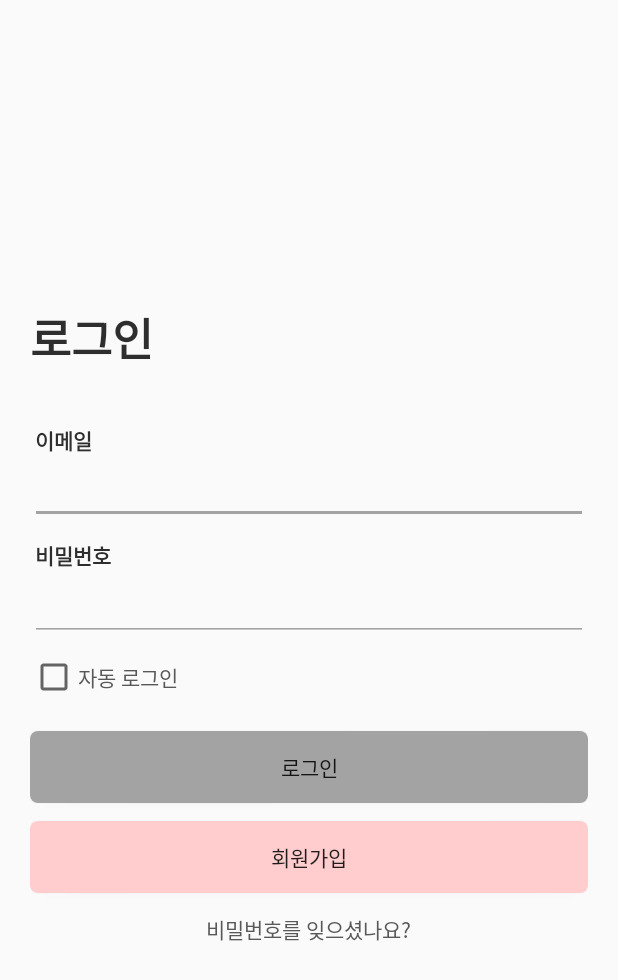
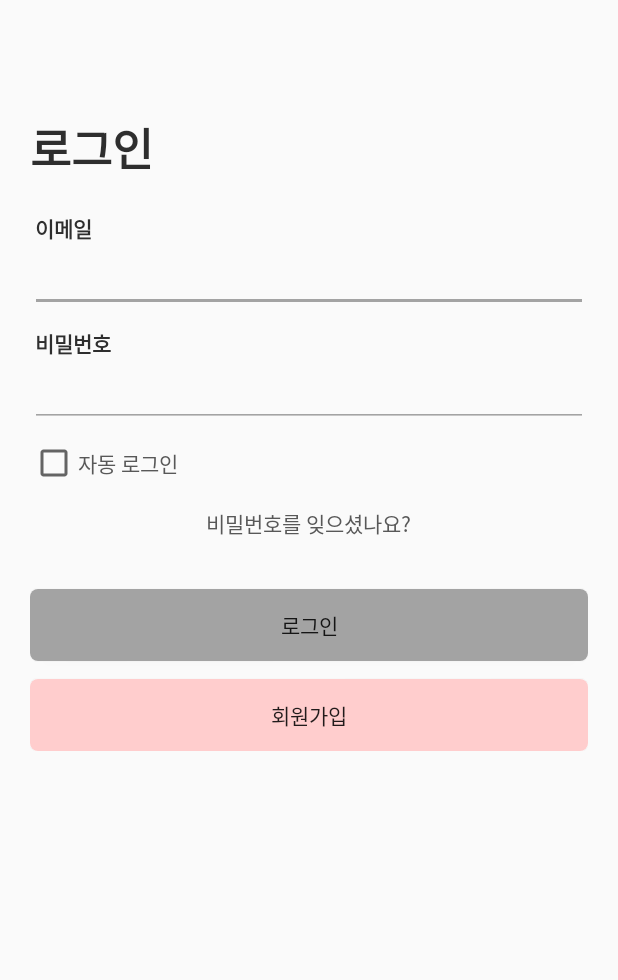
Before and after one commit to alexfu2011/PetApp, an Android app: the layout activity_login.xml on its own in the app's theme, with its tools: preview values and no code run, on a phone screen of 412 x 824 dp. Shown: the top 980 px of the screen. Run offline under Robolectric (Android 15) with nearby library versions, the phone set to English and light mode, and no system bars.

Commit message:
login UI 수정

```diff
--- a/app/src/main/java/com/project/protectpetapp/LoginActivity.java
+++ b/app/src/main/java/com/project/protectpetapp/LoginActivity.java
@@ -54,7 +54,7 @@ public class LoginActivity extends AppCompatActivity{
         //파이어베이스 접근 설정
         firebaseAuth = FirebaseAuth.getInstance();
 
-        login_email = (EditText) findViewById(R.id.login_email);
+        login_email = (EditText) findViewById(R.id.edit_email);
         login_pw = (EditText) findViewById(R.id.login_pw);
         login = (Button) findViewById(R.id.login);
         sign = (Button) findViewById(R.id.sign);
--- a/app/src/main/res/layout/activity_login.xml
+++ b/app/src/main/res/layout/activity_login.xml
@@ -6,64 +6,51 @@
     android:layout_height="match_parent">
 
     <androidx.appcompat.widget.Toolbar
+        android:id="@+id/toolbar"
         android:layout_width="match_parent"
         android:layout_height="?attr/actionBarSize"
         app:layout_constraintEnd_toEndOf="parent"
         app:layout_constraintStart_toStartOf="parent"
         app:layout_constraintTop_toTopOf="parent" />
 
-    <androidx.constraintlayout.widget.ConstraintLayout
+    <LinearLayout
         android:id="@+id/constraintLayout"
         android:layout_width="match_parent"
-        android:layout_height="match_parent"
+        android:layout_height="wrap_content"
+        android:orientation="vertical"
         android:padding="20dp"
         app:layout_constraintBottom_toBottomOf="parent"
         app:layout_constraintEnd_toEndOf="parent"
-        app:layout_constraintHorizontal_bias="0.0"
         app:layout_constraintStart_toStartOf="parent"
-        app:layout_constraintTop_toTopOf="parent"
+        app:layout_constraintTop_toBottomOf="@+id/toolbar"
         app:layout_constraintVertical_bias="0.0">
 
         <TextView
             android:id="@+id/textView"
             android:layout_width="match_parent"
             android:layout_height="wrap_content"
-            android:layout_marginBottom="556dp"
+            android:layout_marginBottom="20dp"
             android:text="로그인"
             android:textColor="#2E2E2E"
             android:textSize="30dp"
-            android:textStyle="bold"
-            app:layout_constraintBottom_toBottomOf="parent"
-            app:layout_constraintEnd_toEndOf="parent"
-            app:layout_constraintHorizontal_bias="0.6"
-            app:layout_constraintStart_toStartOf="parent" />
+            android:textStyle="bold" />
 
         <TextView
+            android:id="@+id/text_email"
             android:layout_width="match_parent"
             android:layout_height="wrap_content"
             android:layout_marginLeft="3dp"
             android:text="이메일"
             android:textColor="#2E2E2E"
-            android:textStyle="bold"
-            app:layout_constraintBottom_toTopOf="@+id/login_email"
-            app:layout_constraintEnd_toEndOf="parent"
-            app:layout_constraintHorizontal_bias="0.534"
-            app:layout_constraintStart_toStartOf="parent"
-            app:layout_constraintTop_toBottomOf="@+id/textView"
-            app:layout_constraintVertical_bias="1.0" />
+            android:textStyle="bold"/>
 
         <EditText
-            android:id="@+id/login_email"
+            android:id="@+id/edit_email"
             android:layout_width="match_parent"
             android:layout_height="wrap_content"
             android:layout_gravity="center"
-            android:layout_marginTop="56dp"
             android:backgroundTint="#A3A3A3"
-            android:inputType="textEmailAddress"
-            app:layout_constraintEnd_toEndOf="parent"
-            app:layout_constraintHorizontal_bias="0.0"
-            app:layout_constraintStart_toStartOf="parent"
-            app:layout_constraintTop_toBottomOf="@+id/textView" />
+            android:inputType="textEmailAddress" />
 
         <TextView
             android:id="@+id/textView2"
@@ -73,26 +60,15 @@
             android:layout_marginTop="10dp"
             android:text="비밀번호"
             android:textColor="#2E2E2E"
-            android:textStyle="bold"
-            app:layout_constraintBottom_toBottomOf="parent"
-            app:layout_constraintEnd_toEndOf="parent"
-            app:layout_constraintHorizontal_bias="0.4"
-            app:layout_constraintStart_toStartOf="parent"
-            app:layout_constraintTop_toBottomOf="@+id/login_email"
-            app:layout_constraintVertical_bias="0.0" />
+            android:textStyle="bold" />
 
         <EditText
             android:id="@+id/login_pw"
             android:layout_width="match_parent"
             android:layout_height="wrap_content"
             android:layout_gravity="center"
-            android:layout_marginTop="1dp"
             android:backgroundTint="#A3A3A3"
-            android:inputType="textPassword"
-            app:layout_constraintEnd_toEndOf="parent"
-            app:layout_constraintHorizontal_bias="0.0"
-            app:layout_constraintStart_toStartOf="parent"
-            app:layout_constraintTop_toBottomOf="@+id/textView2" />
+            android:inputType="textPassword" />
 
         <androidx.appcompat.widget.AppCompatCheckBox
             android:id="@+id/auto_login"
@@ -100,11 +76,7 @@
             android:layout_height="wrap_content"
             android:layout_marginTop="8dp"
             android:text="자동 로그인"
-            android:textColor="#585858"
-            app:layout_constraintEnd_toEndOf="parent"
-            app:layout_constraintHorizontal_bias="0.0"
-            app:layout_constraintStart_toStartOf="parent"
-            app:layout_constraintTop_toBottomOf="@+id/login_pw" />
+            android:textColor="#585858" />
 
         <Button
             android:id="@+id/search_pw"
@@ -115,13 +87,7 @@
             android:background="#00ff0000"
             android:gravity="center"
             android:text="비밀번호를 잊으셨나요?"
-            android:textColor="#585858"
-            app:layout_constraintBottom_toBottomOf="parent"
-            app:layout_constraintEnd_toEndOf="parent"
-            app:layout_constraintHorizontal_bias="0.498"
-            app:layout_constraintStart_toStartOf="parent"
-            app:layout_constraintTop_toBottomOf="@+id/sign"
-            app:layout_constraintVertical_bias="0.0" />
+            android:textColor="#585858" />
 
         <Button
             android:id="@+id/login"
@@ -131,10 +97,7 @@
             android:layout_marginTop="20dp"
             android:background="@drawable/btn_enabled_bg"
             android:gravity="center"
-            android:text="로그인"
-            app:layout_constraintEnd_toEndOf="parent"
-            app:layout_constraintStart_toStartOf="parent"
-            app:layout_constraintTop_toBottomOf="@+id/auto_login" />
+            android:text="로그인" />
 
         <Button
             android:id="@+id/sign"
@@ -144,11 +107,8 @@
             android:layout_marginTop="12dp"
             android:background="@drawable/btn_abled_bg"
             android:gravity="center"
-            android:text="회원가입"
-            app:layout_constraintEnd_toEndOf="parent"
-            app:layout_constraintStart_toStartOf="parent"
-            app:layout_constraintTop_toBottomOf="@+id/login" />
+            android:text="회원가입" />
 
-    </androidx.constraintlayout.widget.ConstraintLayout>
+    </LinearLayout>
 
 </androidx.constraintlayout.widget.ConstraintLayout>
```
